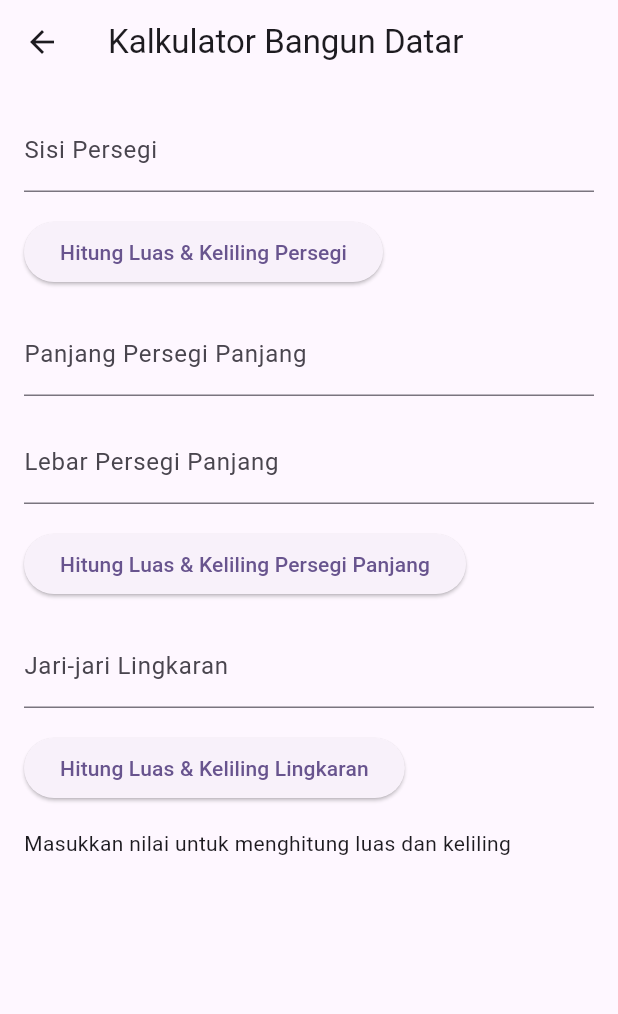
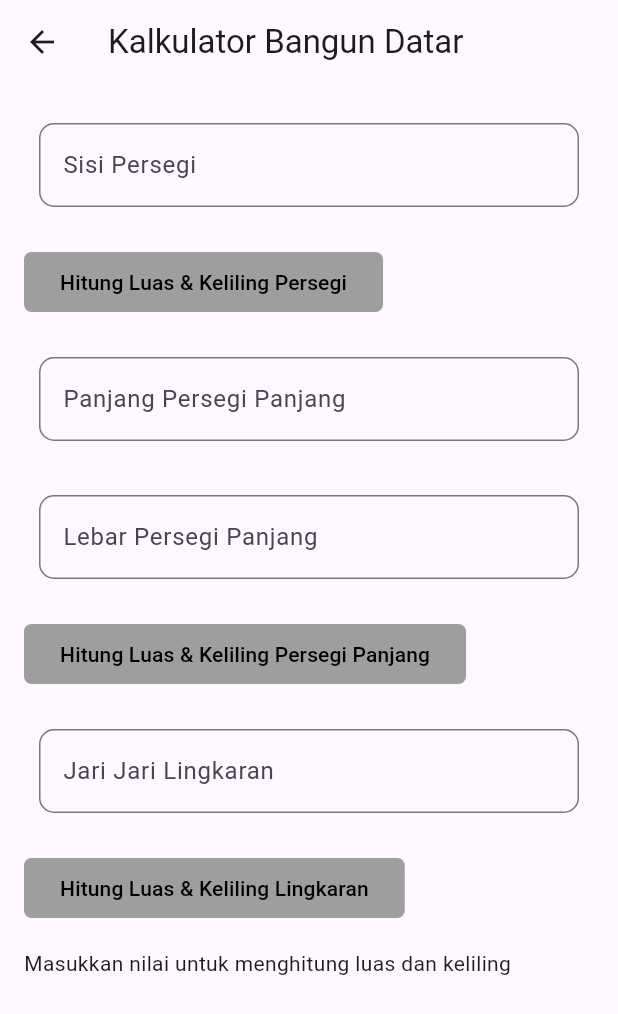
Before and after one commit to M2NVMe/cubitflutter, a Flutter app: the BagundatarUI screen opened directly, on a phone screen of 412 x 824 dp. Shown: the top 1014 px of the screen. Run offline on Flutter 3.47's test engine with Material 3 defaults, Android fonts, the phone set to English and light mode, and no system bars; our stand-ins replace bloc, flutter_bloc.

Commit message:
[BBW] FIX/ADD

```diff
--- a/lib/bagundatar/bagundatarUI.dart
+++ b/lib/bagundatar/bagundatarUI.dart
@@ -1,3 +1,5 @@
+import 'package:cubitflutter/Reusables/myButton.dart';
+import 'package:cubitflutter/Reusables/myTextfield.dart';
 import 'package:flutter/material.dart';
 import 'package:flutter_bloc/flutter_bloc.dart';
 import 'cubitbagundatar.dart';
@@ -29,41 +31,50 @@ class BagundatarForm extends StatelessWidget {
           crossAxisAlignment: CrossAxisAlignment.start,
           children: [
             // Input for Persegi
-            TextField(
+            myTextField(
+              hintText: "Sisi Persegi",
+              isObscure: false,
+              textStyle: TextStyle(fontWeight: FontWeight.normal),
+              rad: 10,
               controller: sisiController,
-              decoration: InputDecoration(
-                labelText: 'Sisi Persegi',
-              ),
-              keyboardType: TextInputType.number,
             ),
             SizedBox(height: 16),
-            ElevatedButton(
+            myButton(
+              textButton: "Hitung Luas & Keliling Persegi",
+              backgroundColor: Colors.grey,
+              textColor: Colors.black,
+              radius: 5,
+              elevation: 0,
               onPressed: () {
                 final sisi = double.tryParse(sisiController.text) ?? 0;
                 context.read<BagundatarCubit>().hitungPersegi(sisi);
               },
-              child: Text('Hitung Luas & Keliling Persegi'),
             ),
             SizedBox(height: 16),
 
             // Input for Persegi Panjang
-            TextField(
+            myTextField(
+              hintText: "Panjang Persegi Panjang",
+              isObscure: false,
+              textStyle: TextStyle(fontWeight: FontWeight.normal),
+              rad: 10,
               controller: panjangController,
-              decoration: InputDecoration(
-                labelText: 'Panjang Persegi Panjang',
-              ),
-              keyboardType: TextInputType.number,
             ),
             SizedBox(height: 16),
-            TextField(
+            myTextField(
+              hintText: "Lebar Persegi Panjang",
+              isObscure: false,
+              textStyle: TextStyle(fontWeight: FontWeight.normal),
+              rad: 10,
               controller: lebarController,
-              decoration: InputDecoration(
-                labelText: 'Lebar Persegi Panjang',
-              ),
-              keyboardType: TextInputType.number,
             ),
             SizedBox(height: 16),
-            ElevatedButton(
+            myButton(
+              textButton: "Hitung Luas & Keliling Persegi Panjang",
+              backgroundColor: Colors.grey,
+              textColor: Colors.black,
+              radius: 5,
+              elevation: 0,
               onPressed: () {
                 final panjang = double.tryParse(panjangController.text) ?? 0;
                 final lebar = double.tryParse(lebarController.text) ?? 0;
@@ -71,25 +82,28 @@ class BagundatarForm extends StatelessWidget {
                     .read<BagundatarCubit>()
                     .hitungPersegiPanjang(panjang, lebar);
               },
-              child: Text('Hitung Luas & Keliling Persegi Panjang'),
             ),
             SizedBox(height: 16),
 
             // Input for Lingkaran
-            TextField(
+            myTextField(
+              hintText: "Jari Jari Lingkaran",
+              isObscure: false,
+              textStyle: TextStyle(fontWeight: FontWeight.normal),
+              rad: 10,
               controller: jariJariController,
-              decoration: InputDecoration(
-                labelText: 'Jari-jari Lingkaran',
-              ),
-              keyboardType: TextInputType.number,
             ),
             SizedBox(height: 16),
-            ElevatedButton(
+            myButton(
+              textButton: "Hitung Luas & Keliling Lingkaran",
+              backgroundColor: Colors.grey,
+              textColor: Colors.black,
+              radius: 5,
+              elevation: 0,
               onPressed: () {
                 final jariJari = double.tryParse(jariJariController.text) ?? 0;
                 context.read<BagundatarCubit>().hitungLingkaran(jariJari);
               },
-              child: Text('Hitung Luas & Keliling Lingkaran'),
             ),
             SizedBox(height: 16),
 
```
